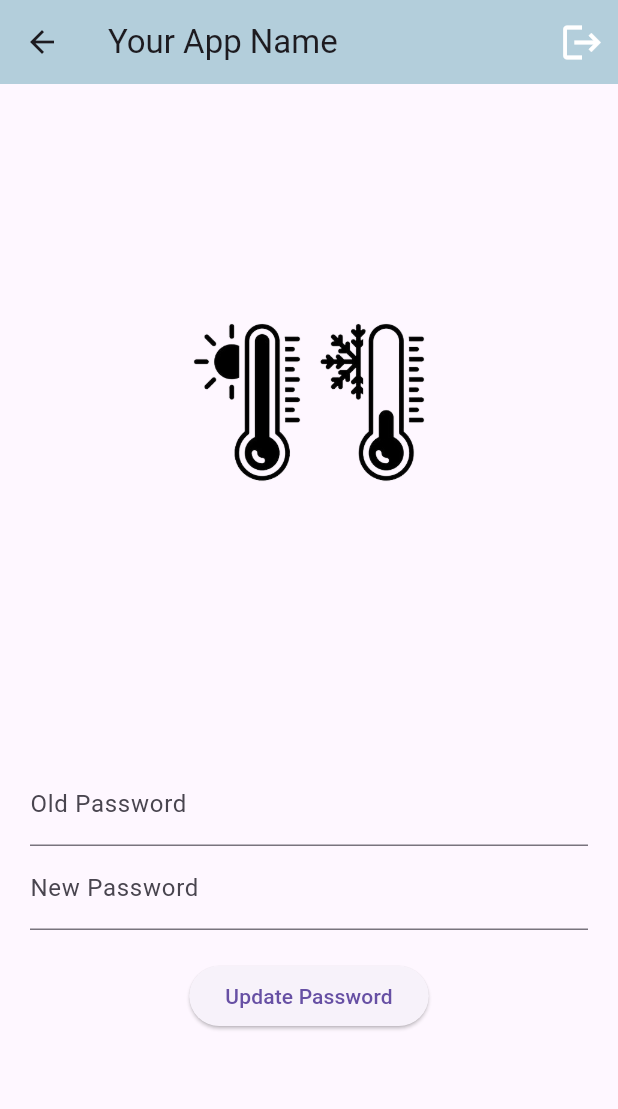
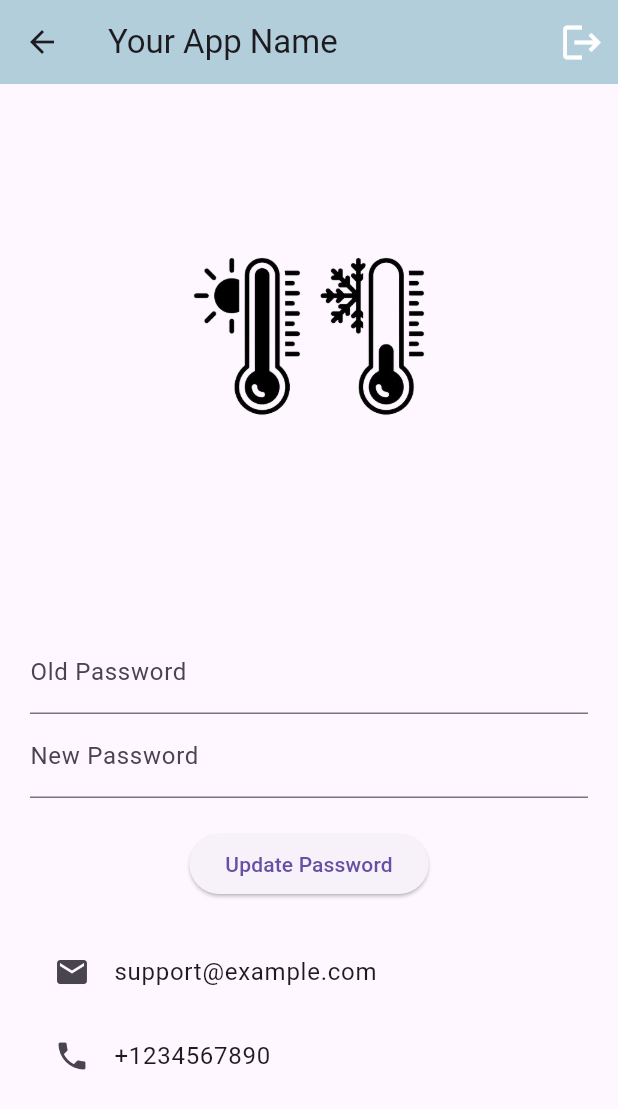
Before and after one commit to talbioumaima06/litbebe_flutter, a Flutter app: the Parametre screen opened by its route, on a phone screen of 412 x 824 dp. Shown: the top 1109 px of the screen. Run offline on Flutter 3.47's test engine with Material 3 defaults, Android fonts, the phone set to English and light mode, and no system bars; our stand-ins replace firebase_auth, firebase_core, firebase_database, firebase_messaging, flutter_colorpicker, flutter_local_notifications and 2 more; accounts and stored records are empty.

Commit message:
prepare design for contact us

```diff
--- a/lib/pages/parametre/parametre.dart
+++ b/lib/pages/parametre/parametre.dart
@@ -27,8 +27,7 @@ class Parametre extends StatelessWidget {
             color: Colors.white, // Change the color as per your design
           ),
         ],
-        backgroundColor:
-            const Color(0xFFB3CEDB), // Set the background color of the app bar
+        backgroundColor: const Color(0xFFB3CEDB), // Set the background color of the app bar
       ),
       body: SafeArea(
         child: Column(
@@ -86,6 +85,21 @@ class Parametre extends StatelessWidget {
                       },
                       child: const Text('Update Password'),
                     ),
+                    const SizedBox(height: 20),
+                    ListTile(
+                      leading: Icon(Icons.email),
+                      title: GestureDetector(
+                        onTap: _launchEmail, // Call the static method directly
+                        child: Text('support@example.com'),
+                      ),
+                    ),
+                    ListTile(
+                      leading: Icon(Icons.phone),
+                      title: GestureDetector(
+                        onTap: _launchPhone, // Call the static method directly
+                        child: Text('+1234567890'),
+                      ),
+                    ),
                   ],
                 ),
               ),
@@ -95,4 +109,15 @@ class Parametre extends StatelessWidget {
       ),
     );
   }
+
+  // Static method to launch email
+  static void _launchEmail() async {
+    const email = 'mailto:support@example.com';
+  }
+
+  // Static method to launch phone call
+  static void _launchPhone() async {
+    const phoneNumber = '+1234567890';
+    final Uri phoneUri = Uri.parse('tel:$phoneNumber');
+  }
 }
```
